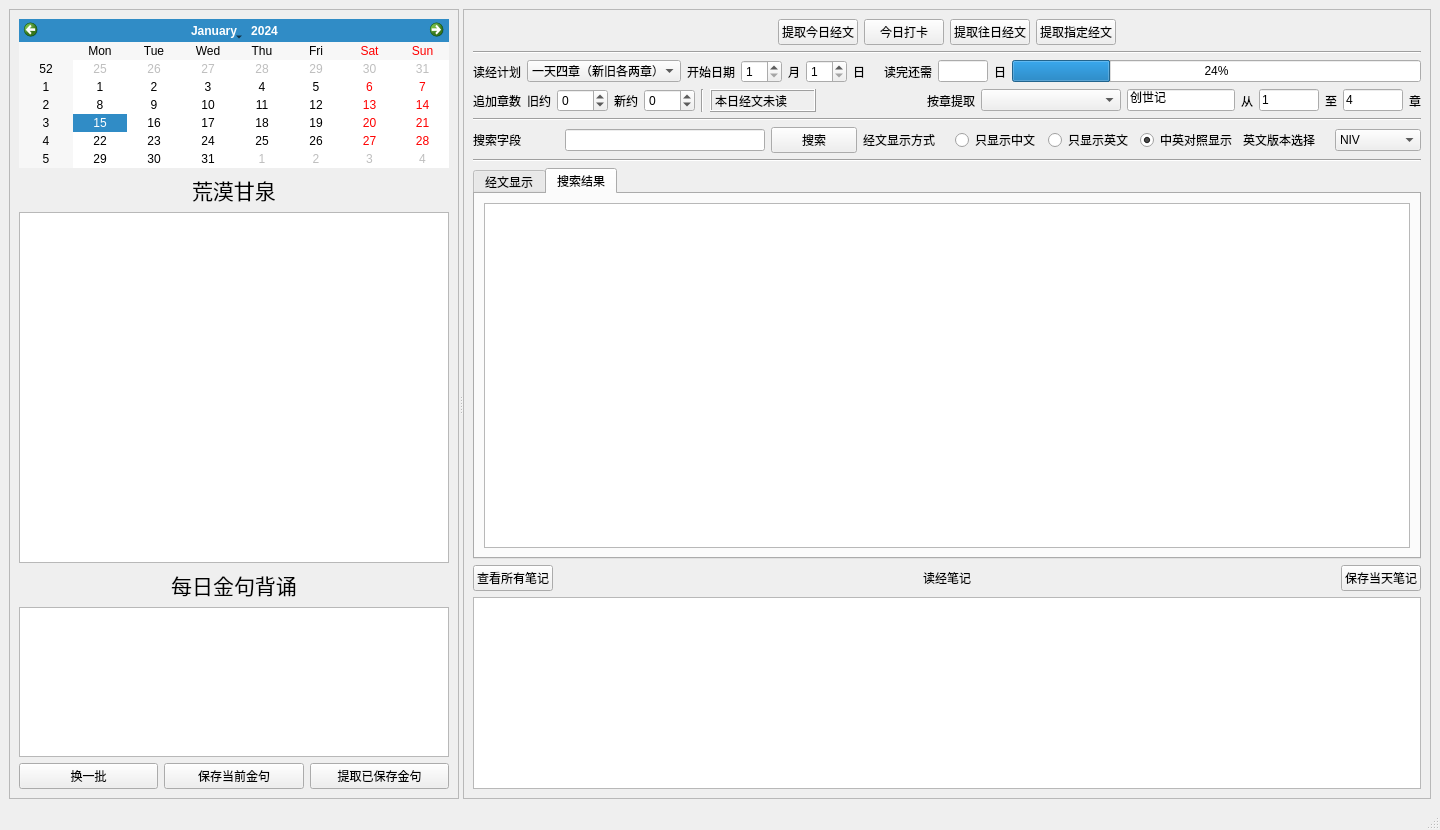
Qt form ui_bible_reading_reminder_new.ui (jackey-qiu/message_reminder) before a commit.
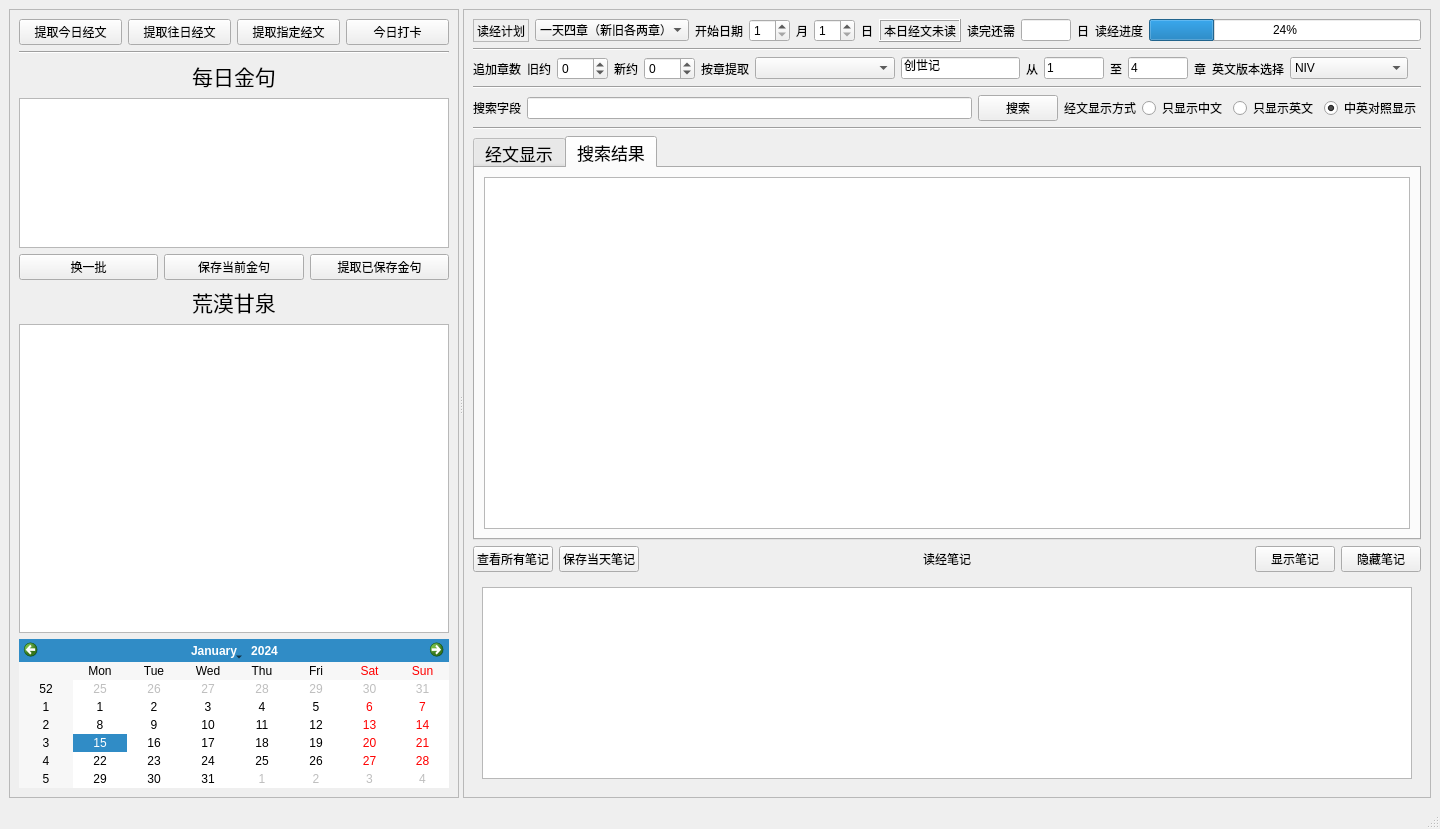
The same form after that commit. The open tabs and pages were chosen to show the change.

Commit message: add english bible json file

```diff
--- a/ui_bible_reading_reminder_new.ui
+++ b/ui_bible_reading_reminder_new.ui
@@ -7,7 +7,7 @@
     <x>0</x>
     <y>0</y>
     <width>1440</width>
-    <height>830</height>
+    <height>829</height>
    </rect>
   </property>
   <property name="windowTitle">
@@ -41,68 +41,41 @@
        </property>
        <layout class="QVBoxLayout" name="verticalLayout">
         <item>
-         <widget class="QCalendarWidget" name="calendarWidget">
-          <property name="sizePolicy">
-           <sizepolicy hsizetype="Minimum" vsizetype="Maximum">
-            <horstretch>0</horstretch>
-            <verstretch>0</verstretch>
-           </sizepolicy>
-          </property>
-         </widget>
-        </item>
-        <item>
-         <layout class="QHBoxLayout" name="horizontalLayout_2">
+         <layout class="QHBoxLayout" name="horizontalLayout_3">
           <item>
-           <spacer name="horizontalSpacer">
-            <property name="orientation">
-             <enum>Qt::Horizontal</enum>
+           <widget class="QPushButton" name="pushButton_today">
+            <property name="text">
+             <string>提取今日经文</string>
             </property>
-            <property name="sizeHint" stdset="0">
-             <size>
-              <width>40</width>
-              <height>20</height>
-             </size>
-            </property>
-           </spacer>
+           </widget>
           </item>
           <item>
-           <widget class="QLabel" name="label">
-            <property name="font">
-             <font>
-              <pointsize>16</pointsize>
-             </font>
+           <widget class="QPushButton" name="pushButton_before">
+            <property name="text">
+             <string>提取往日经文</string>
             </property>
+           </widget>
+          </item>
+          <item>
+           <widget class="QPushButton" name="pushButton_specified">
             <property name="text">
-             <string>荒漠甘泉</string>
+             <string>提取指定经文</string>
             </property>
            </widget>
           </item>
           <item>
-           <spacer name="horizontalSpacer_2">
-            <property name="orientation">
-             <enum>Qt::Horizontal</enum>
+           <widget class="QPushButton" name="pushButton_check">
+            <property name="text">
+             <string>今日打卡</string>
             </property>
-            <property name="sizeHint" stdset="0">
-             <size>
-              <width>40</width>
-              <height>20</height>
-             </size>
-            </property>
-           </spacer>
+           </widget>
           </item>
          </layout>
         </item>
         <item>
-         <widget class="QTextBrowser" name="textBrowser">
-          <property name="font">
-           <font>
-            <family>PingFang SC</family>
-            <pointsize>13</pointsize>
-            <italic>false</italic>
-           </font>
-          </property>
-          <property name="layoutDirection">
-           <enum>Qt::LeftToRight</enum>
+         <widget class="Line" name="line_5">
+          <property name="orientation">
+           <enum>Qt::Horizontal</enum>
           </property>
          </widget>
         </item>
@@ -114,7 +87,7 @@
            </font>
           </property>
           <property name="text">
-           <string>每日金句背诵</string>
+           <string>每日金句</string>
           </property>
           <property name="alignment">
            <set>Qt::AlignCenter</set>
@@ -135,6 +108,12 @@
             <height>150</height>
            </size>
           </property>
+          <property name="font">
+           <font>
+            <family>Kai</family>
+            <pointsize>17</pointsize>
+           </font>
+          </property>
          </widget>
         </item>
         <item>
@@ -162,6 +141,75 @@
           </item>
          </layout>
         </item>
+        <item>
+         <layout class="QHBoxLayout" name="horizontalLayout_2">
+          <item>
+           <spacer name="horizontalSpacer">
+            <property name="orientation">
+             <enum>Qt::Horizontal</enum>
+            </property>
+            <property name="sizeHint" stdset="0">
+             <size>
+              <width>40</width>
+              <height>20</height>
+             </size>
+            </property>
+           </spacer>
+          </item>
+          <item>
+           <widget class="QLabel" name="label">
+            <property name="font">
+             <font>
+              <pointsize>16</pointsize>
+             </font>
+            </property>
+            <property name="text">
+             <string>荒漠甘泉</string>
+            </property>
+           </widget>
+          </item>
+          <item>
+           <spacer name="horizontalSpacer_2">
+            <property name="orientation">
+             <enum>Qt::Horizontal</enum>
+            </property>
+            <property name="sizeHint" stdset="0">
+             <size>
+              <width>40</width>
+              <height>20</height>
+             </size>
+            </property>
+           </spacer>
+          </item>
+         </layout>
+        </item>
+        <item>
+         <widget class="QTextBrowser" name="textBrowser">
+          <property name="font">
+           <font>
+            <family>Kai</family>
+            <pointsize>17</pointsize>
+            <italic>false</italic>
+           </font>
+          </property>
+          <property name="layoutDirection">
+           <enum>Qt::LeftToRight</enum>
+          </property>
+         </widget>
+        </item>
+        <item>
+         <widget class="QCalendarWidget" name="calendarWidget">
+          <property name="sizePolicy">
+           <sizepolicy hsizetype="Minimum" vsizetype="Maximum">
+            <horstretch>0</horstretch>
+            <verstretch>0</verstretch>
+           </sizepolicy>
+          </property>
+          <property name="autoFillBackground">
+           <bool>false</bool>
+          </property>
+         </widget>
+        </item>
        </layout>
       </widget>
       <widget class="QFrame" name="frame_2">
@@ -191,74 +239,15 @@
        </property>
        <layout class="QVBoxLayout" name="verticalLayout_2">
         <item>
-         <layout class="QHBoxLayout" name="horizontalLayout_3">
+         <layout class="QHBoxLayout" name="horizontalLayout_10">
           <item>
-           <spacer name="horizontalSpacer_4">
-            <property name="orientation">
-             <enum>Qt::Horizontal</enum>
+           <widget class="QLabel" name="label_21">
+            <property name="frameShape">
+             <enum>QFrame::StyledPanel</enum>
             </property>
-            <property name="sizeHint" stdset="0">
-             <size>
-              <width>40</width>
-              <height>20</height>
-             </size>
+            <property name="frameShadow">
+             <enum>QFrame::Sunken</enum>
             </property>
-           </spacer>
-          </item>
-          <item>
-           <widget class="QPushButton" name="pushButton_today">
-            <property name="text">
-             <string>提取今日经文</string>
-            </property>
-           </widget>
-          </item>
-          <item>
-           <widget class="QPushButton" name="pushButton_check">
-            <property name="text">
-             <string>今日打卡</string>
-            </property>
-           </widget>
-          </item>
-          <item>
-           <widget class="QPushButton" name="pushButton_before">
-            <property name="text">
-             <string>提取往日经文</string>
-            </property>
-           </widget>
-          </item>
-          <item>
-           <widget class="QPushButton" name="pushButton_specified">
-            <property name="text">
-             <string>提取指定经文</string>
-            </property>
-           </widget>
-          </item>
-          <item>
-           <spacer name="horizontalSpacer_3">
-            <property name="orientation">
-             <enum>Qt::Horizontal</enum>
-            </property>
-            <property name="sizeHint" stdset="0">
-             <size>
-              <width>40</width>
-              <height>20</height>
-             </size>
-            </property>
-           </spacer>
-          </item>
-         </layout>
-        </item>
-        <item>
-         <widget class="Line" name="line_2">
-          <property name="orientation">
-           <enum>Qt::Horizontal</enum>
-          </property>
-         </widget>
-        </item>
-        <item>
-         <layout class="QHBoxLayout" name="horizontalLayout_4">
-          <item>
-           <widget class="QLabel" name="label_3">
             <property name="text">
              <string>读经计划</string>
             </property>
@@ -320,9 +309,24 @@
            </widget>
           </item>
           <item>
-           <widget class="QLabel" name="label_13">
+           <widget class="QLabel" name="label_check">
+            <property name="sizePolicy">
+             <sizepolicy hsizetype="Preferred" vsizetype="Preferred">
+              <horstretch>0</horstretch>
+              <verstretch>0</verstretch>
+             </sizepolicy>
+            </property>
+            <property name="frameShape">
+             <enum>QFrame::Box</enum>
+            </property>
+            <property name="frameShadow">
+             <enum>QFrame::Raised</enum>
+            </property>
             <property name="text">
-             <string/>
+             <string>本日经文未读</string>
+            </property>
+            <property name="wordWrap">
+             <bool>true</bool>
             </property>
            </widget>
           </item>
@@ -356,6 +360,13 @@
             </property>
            </widget>
           </item>
+          <item>
+           <widget class="QLabel" name="label_22">
+            <property name="text">
+             <string>读经进度</string>
+            </property>
+           </widget>
+          </item>
           <item>
            <widget class="QProgressBar" name="progressBar">
             <property name="value">
@@ -366,7 +377,14 @@
          </layout>
         </item>
         <item>
-         <layout class="QHBoxLayout" name="horizontalLayout_5">
+         <widget class="Line" name="line_2">
+          <property name="orientation">
+           <enum>Qt::Horizontal</enum>
+          </property>
+         </widget>
+        </item>
+        <item>
+         <layout class="QHBoxLayout" name="horizontalLayout_4">
           <item>
            <widget class="QLabel" name="label_14">
             <property name="text">
@@ -402,48 +420,6 @@
             </property>
            </widget>
           </item>
-          <item>
-           <widget class="Line" name="line">
-            <property name="orientation">
-             <enum>Qt::Vertical</enum>
-            </property>
-           </widget>
-          </item>
-          <item>
-           <widget class="QLabel" name="label_check">
-            <property name="sizePolicy">
-             <sizepolicy hsizetype="Expanding" vsizetype="Preferred">
-              <horstretch>0</horstretch>
-              <verstretch>0</verstretch>
-             </sizepolicy>
-            </property>
-            <property name="frameShape">
-             <enum>QFrame::Box</enum>
-            </property>
-            <property name="frameShadow">
-             <enum>QFrame::Raised</enum>
-            </property>
-            <property name="text">
-             <string>本日经文未读</string>
-            </property>
-            <property name="wordWrap">
-             <bool>true</bool>
-            </property>
-           </widget>
-          </item>
-          <item>
-           <spacer name="horizontalSpacer_7">
-            <property name="orientation">
-             <enum>Qt::Horizontal</enum>
-            </property>
-            <property name="sizeHint" stdset="0">
-             <size>
-              <width>40</width>
-              <height>20</height>
-             </size>
-            </property>
-           </spacer>
-          </item>
           <item>
            <widget class="QLabel" name="label_9">
             <property name="text">
@@ -527,6 +503,50 @@
             </property>
            </widget>
           </item>
+          <item>
+           <widget class="QLabel" name="label_20">
+            <property name="text">
+             <string>英文版本选择</string>
+            </property>
+           </widget>
+          </item>
+          <item>
+           <widget class="QComboBox" name="comboBox_bible_version">
+            <property name="sizePolicy">
+             <sizepolicy hsizetype="Expanding" vsizetype="Fixed">
+              <horstretch>0</horstretch>
+              <verstretch>0</verstretch>
+             </sizepolicy>
+            </property>
+            <item>
+             <property name="text">
+              <string>NIV</string>
+             </property>
+            </item>
+            <item>
+             <property name="text">
+              <string>KJV</string>
+             </property>
+            </item>
+            <item>
+             <property name="text">
+              <string>NKJV</string>
+             </property>
+            </item>
+            <item>
+             <property name="text">
+              <string>ASV</string>
+             </property>
+            </item>
+           </widget>
+          </item>
+          <item>
+           <widget class="QLabel" name="label_13">
+            <property name="text">
+             <string/>
+            </property>
+           </widget>
+          </item>
          </layout>
         </item>
         <item>
@@ -549,7 +569,7 @@
            <widget class="QLineEdit" name="lineEdit_key_words">
             <property name="maximumSize">
              <size>
-              <width>200</width>
+              <width>500</width>
               <height>16777215</height>
              </size>
             </property>
@@ -596,37 +616,6 @@
             </property>
            </widget>
           </item>
-          <item>
-           <widget class="QLabel" name="label_20">
-            <property name="text">
-             <string>英文版本选择</string>
-            </property>
-           </widget>
-          </item>
-          <item>
-           <widget class="QComboBox" name="comboBox_bible_version">
-            <item>
-             <property name="text">
-              <string>NIV</string>
-             </property>
-            </item>
-            <item>
-             <property name="text">
-              <string>KJV</string>
-             </property>
-            </item>
-            <item>
-             <property name="text">
-              <string>NKJV</string>
-             </property>
-            </item>
-            <item>
-             <property name="text">
-              <string>ASV</string>
-             </property>
-            </item>
-           </widget>
-          </item>
          </layout>
         </item>
         <item>
@@ -638,6 +627,11 @@
         </item>
         <item>
          <widget class="QTabWidget" name="tabWidget">
+          <property name="font">
+           <font>
+            <pointsize>13</pointsize>
+           </font>
+          </property>
           <property name="currentIndex">
            <number>1</number>
           </property>
@@ -666,9 +660,19 @@
              <widget class="QTextBrowser" name="textBrowser_search_results">
               <property name="font">
                <font>
-                <pointsize>15</pointsize>
+                <family>Kai</family>
+                <pointsize>17</pointsize>
+                <weight>50</weight>
+                <bold>false</bold>
                </font>
               </property>
+              <property name="html">
+               <string>&lt;!DOCTYPE HTML PUBLIC &quot;-//W3C//DTD HTML 4.0//EN&quot; &quot;http://www.w3.org/TR/REC-html40/strict.dtd&quot;&gt;
+&lt;html&gt;&lt;head&gt;&lt;meta name=&quot;qrichtext&quot; content=&quot;1&quot; /&gt;&lt;style type=&quot;text/css&quot;&gt;
+p, li { white-space: pre-wrap; }
+&lt;/style&gt;&lt;/head&gt;&lt;body style=&quot; font-family:'Kai'; font-size:17pt; font-weight:400; font-style:normal;&quot;&gt;
+&lt;p style=&quot;-qt-paragraph-type:empty; margin-top:0px; margin-bottom:0px; margin-left:0px; margin-right:0px; -qt-block-indent:0; text-indent:0px;&quot;&gt;&lt;br /&gt;&lt;/p&gt;&lt;/body&gt;&lt;/html&gt;</string>
+              </property>
              </widget>
             </item>
            </layout>
@@ -684,6 +688,13 @@
             </property>
            </widget>
           </item>
+          <item>
+           <widget class="QPushButton" name="pushButton_save">
+            <property name="text">
+             <string>保存当天笔记</string>
+            </property>
+           </widget>
+          </item>
           <item>
            <spacer name="horizontalSpacer_5">
             <property name="orientation">
@@ -724,22 +735,44 @@
            </spacer>
           </item>
           <item>
-           <widget class="QPushButton" name="pushButton_save">
+           <widget class="QPushButton" name="pushButton_show_notes">
             <property name="text">
-             <string>保存当天笔记</string>
+             <string>显示笔记</string>
+            </property>
+           </widget>
+          </item>
+          <item>
+           <widget class="QPushButton" name="pushButton_hide_notes">
+            <property name="text">
+             <string>隐藏笔记</string>
             </property>
            </widget>
           </item>
          </layout>
         </item>
         <item>
-         <widget class="QPlainTextEdit" name="plainTextEdit">
-          <property name="sizePolicy">
-           <sizepolicy hsizetype="Expanding" vsizetype="Minimum">
-            <horstretch>0</horstretch>
-            <verstretch>0</verstretch>
-           </sizepolicy>
-          </property>
+         <widget class="QWidget" name="widget_notes" native="true">
+          <layout class="QHBoxLayout" name="horizontalLayout_7">
+           <item>
+            <widget class="QPlainTextEdit" name="plainTextEdit">
+             <property name="sizePolicy">
+              <sizepolicy hsizetype="Expanding" vsizetype="Minimum">
+               <horstretch>0</horstretch>
+               <verstretch>0</verstretch>
+              </sizepolicy>
+             </property>
+             <property name="font">
+              <font>
+               <family>Kai</family>
+               <pointsize>17</pointsize>
+              </font>
+             </property>
+             <property name="plainText">
+              <string/>
+             </property>
+            </widget>
+           </item>
+          </layout>
          </widget>
         </item>
        </layout>
```
Left out of the diff: 12 changed lines with no effect on the pictures. The commit also changes 25 other files.
